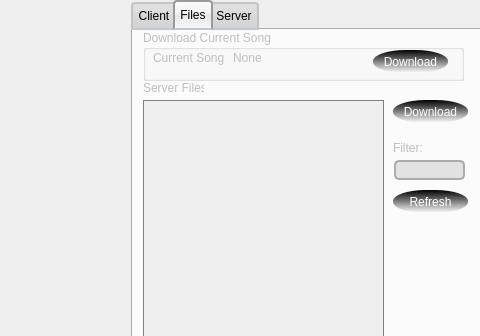
Above: mainwindow.ui from warren80/comaudio before the change; both pictures show x 189 to 669 and y 0 to 336 of the 669 by 440 pixel window. Below: the same form after it.
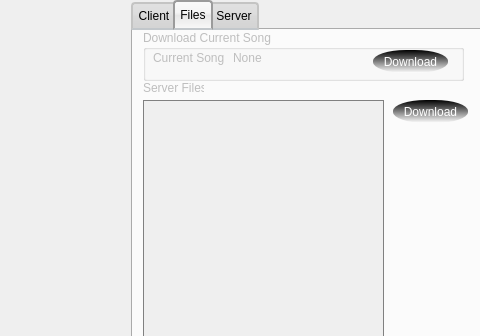
That is the form after the change. The open tabs and pages were chosen to show the change. Icons and pictures are not drawn.

Commit message: removed filter

The edit to the form file:
```diff
--- a/mainwindow.ui
+++ b/mainwindow.ui
@@ -545,22 +545,6 @@
        <string>Download</string>
       </property>
      </widget>
-     <widget class="QPushButton" name="refreshServerFilesButton">
-      <property name="geometry">
-       <rect>
-        <x>260</x>
-        <y>160</y>
-        <width>75</width>
-        <height>23</height>
-       </rect>
-      </property>
-      <property name="styleSheet">
-       <string notr="true"/>
-      </property>
-      <property name="text">
-       <string>Refresh</string>
-      </property>
-     </widget>
      <widget class="QListWidget" name="serverFilesView">
       <property name="geometry">
        <rect>
@@ -574,32 +558,6 @@
        <string notr="true">border: 1px solid gray;</string>
       </property>
      </widget>
-     <widget class="QLineEdit" name="filterBox">
-      <property name="geometry">
-       <rect>
-        <x>261</x>
-        <y>130</y>
-        <width>71</width>
-        <height>20</height>
-       </rect>
-      </property>
-      <property name="text">
-       <string/>
-      </property>
-     </widget>
-     <widget class="QLabel" name="filterLabel">
-      <property name="geometry">
-       <rect>
-        <x>260</x>
-        <y>110</y>
-        <width>71</width>
-        <height>16</height>
-       </rect>
-      </property>
-      <property name="text">
-       <string>Filter:</string>
-      </property>
-     </widget>
     </widget>
     <widget class="QWidget" name="serverTab">
      <property name="enabled">
```
Left out of the diff: 2 changed lines with no effect on the pictures. The commit also changes 2 other files.
